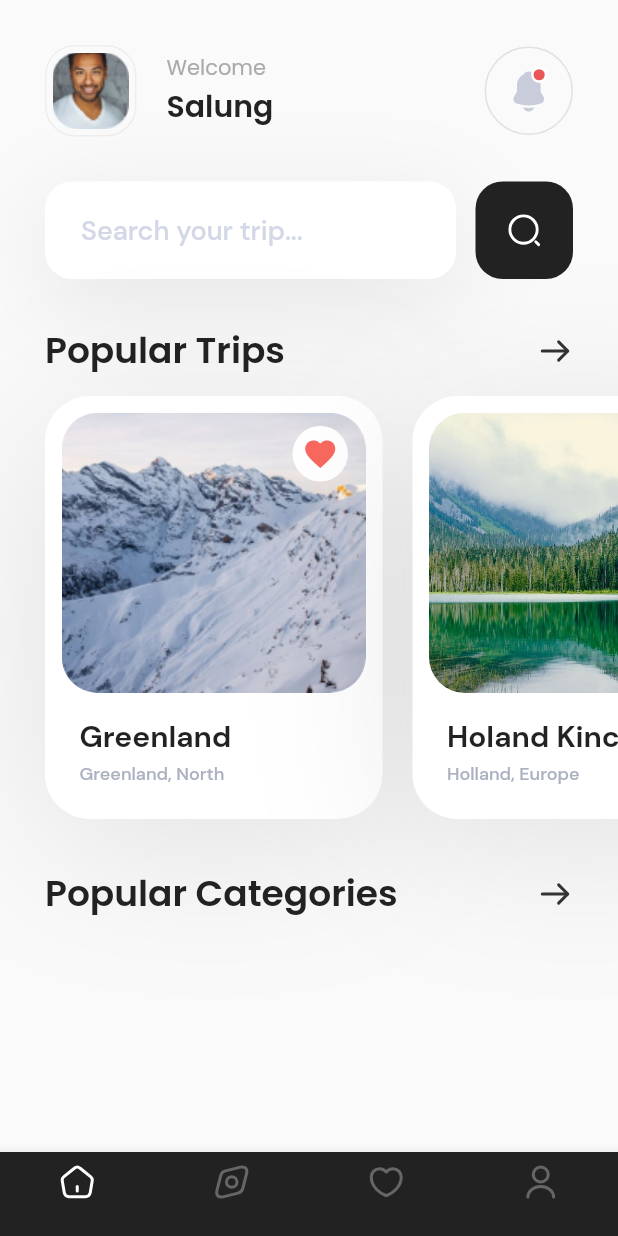
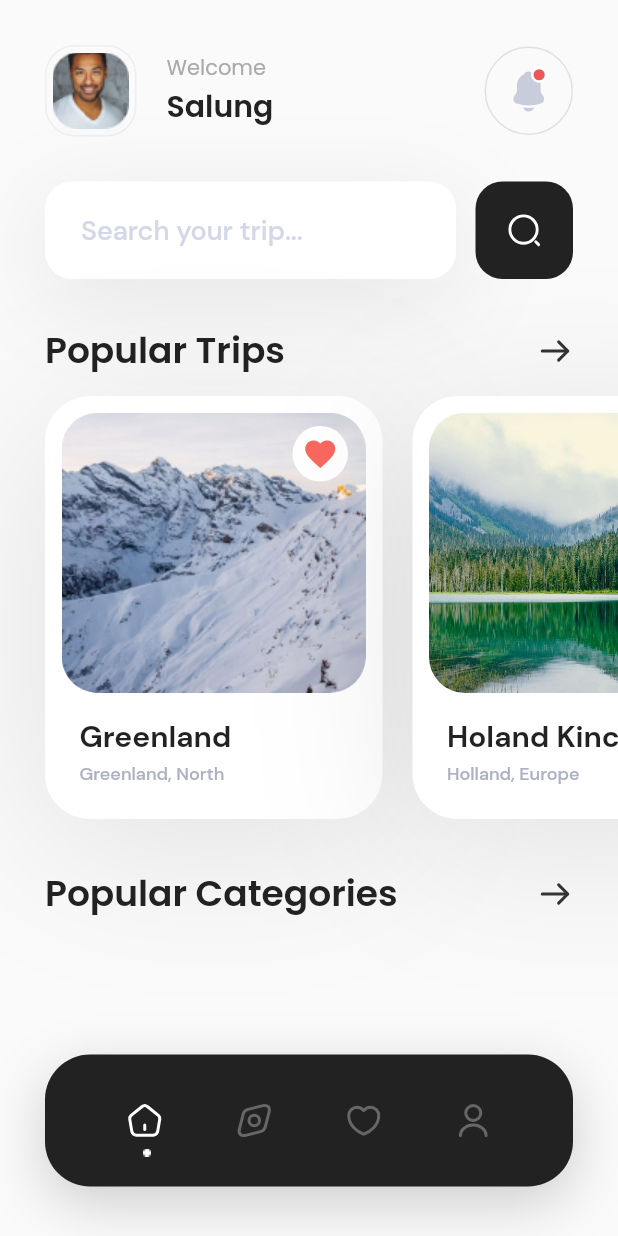
Before and after one commit to Dan-Y-Ko/Flutter-Dart-Playground, a Flutter app: the screen it shows after launch, on a phone screen of 412 x 824 dp. Run offline on Flutter 3.47's test engine with Material 2 defaults, Android fonts, the phone set to English and light mode, and no system bars; our stand-ins replace flutter_svg.

Commit message:
finish bottom app bar

```diff
--- a/flutter/ui/travel_app_ui/lib/module/discover/screens/discover_screen.dart
+++ b/flutter/ui/travel_app_ui/lib/module/discover/screens/discover_screen.dart
@@ -1,6 +1,6 @@
 import 'package:flutter/material.dart';
-import 'package:flutter_svg/flutter_svg.dart';
 
+import '../widgets/bottom_app_bar.dart';
 import '../widgets/category.dart';
 import '../widgets/header.dart';
 import '../widgets/search.dart';
@@ -42,36 +42,49 @@ class DiscoverScreen extends StatelessWidget {
           ),
         ),
       ),
-      bottomNavigationBar: BottomNavigationBar(
-        type: BottomNavigationBarType.fixed,
-        backgroundColor: Color(0xFF222222),
-        items: [
-          BottomNavigationBarItem(
-            icon: SvgPicture.asset(
-              'assets/images/home.svg',
-            ),
-            label: '',
-          ),
-          BottomNavigationBarItem(
-            icon: SvgPicture.asset(
-              'assets/images/discover.svg',
-            ),
-            label: '',
-          ),
-          BottomNavigationBarItem(
-            icon: SvgPicture.asset(
-              'assets/images/heart.svg',
-            ),
-            label: '',
-          ),
-          BottomNavigationBarItem(
-            icon: SvgPicture.asset(
-              'assets/images/user.svg',
-            ),
-            label: '',
-          ),
-        ],
-      ),
+      bottomNavigationBar: CustomBottomAppBar(),
     );
   }
 }
+
+// Padding(
+//         padding: const EdgeInsets.only(left: 30, bottom: 33.0, right: 30.0),
+//         child: ClipRRect(
+//           borderRadius: BorderRadius.all(
+//             Radius.circular(30.0),
+//           ),
+//           child: BottomAppBar(
+//             color: Color(0xFF222222),
+//             child: Row(
+//               mainAxisAlignment: MainAxisAlignment.spaceAround,
+//               crossAxisAlignment: CrossAxisAlignment.center,
+//               children: [
+//                 Container(
+//                   height: 60.0,
+//                   child: SvgPicture.asset(
+//                     'assets/images/home.svg',
+//                   ),
+//                 ),
+//                 Container(
+//                   height: 60.0,
+//                   child: SvgPicture.asset(
+//                     'assets/images/discover.svg',
+//                   ),
+//                 ),
+//                 Container(
+//                   height: 60.0,
+//                   child: SvgPicture.asset(
+//                     'assets/images/heart.svg',
+//                   ),
+//                 ),
+//                 Container(
+//                   height: 60.0,
+//                   child: SvgPicture.asset(
+//                     'assets/images/user.svg',
+//                   ),
+//                 ),
+//               ],
+//             ),
+//           ),
+//         ),
+//       ),
--- /dev/null
+++ b/flutter/ui/travel_app_ui/lib/module/discover/widgets/bottom_app_bar.dart
@@ -0,0 +1,73 @@
+import 'package:flutter/material.dart';
+import 'package:flutter_svg/flutter_svg.dart';
+
+class CustomBottomAppBar extends StatelessWidget {
+  const CustomBottomAppBar({Key? key}) : super(key: key);
+
+  @override
+  Widget build(BuildContext context) {
+    return Container(
+      margin: EdgeInsets.only(
+        left: 30.0,
+        bottom: 33.0,
+        right: 30.0,
+      ),
+      height: 88.0,
+      width: 354.0,
+      decoration: BoxDecoration(
+        color: Color(0xFF222222),
+        borderRadius: BorderRadius.all(
+          Radius.circular(30.0),
+        ),
+        boxShadow: [
+          BoxShadow(
+            color: Color.fromRGBO(0, 0, 0, 0.18),
+            blurRadius: 31.0,
+            offset: Offset(0, 11.0),
+          ),
+        ],
+      ),
+      child: Padding(
+        padding: const EdgeInsets.symmetric(horizontal: 30.0),
+        child: Row(
+          mainAxisAlignment: MainAxisAlignment.spaceAround,
+          children: [
+            Stack(
+              children: [
+                IconButton(
+                  onPressed: () {},
+                  icon: SvgPicture.asset(
+                    'assets/images/home.svg',
+                  ),
+                ),
+                Positioned(
+                  left: 23.0,
+                  bottom: 0,
+                  child: Image.asset('assets/images/Ellipse5.png'),
+                ),
+              ],
+            ),
+            IconButton(
+              onPressed: () {},
+              icon: SvgPicture.asset(
+                'assets/images/discover.svg',
+              ),
+            ),
+            IconButton(
+              onPressed: () {},
+              icon: SvgPicture.asset(
+                'assets/images/heart.svg',
+              ),
+            ),
+            IconButton(
+              onPressed: () {},
+              icon: SvgPicture.asset(
+                'assets/images/user.svg',
+              ),
+            ),
+          ],
+        ),
+      ),
+    );
+  }
+}
```
Also changed, not shown: flutter/ui/travel_app_ui/assets/images/Ellipse5.png (added).
